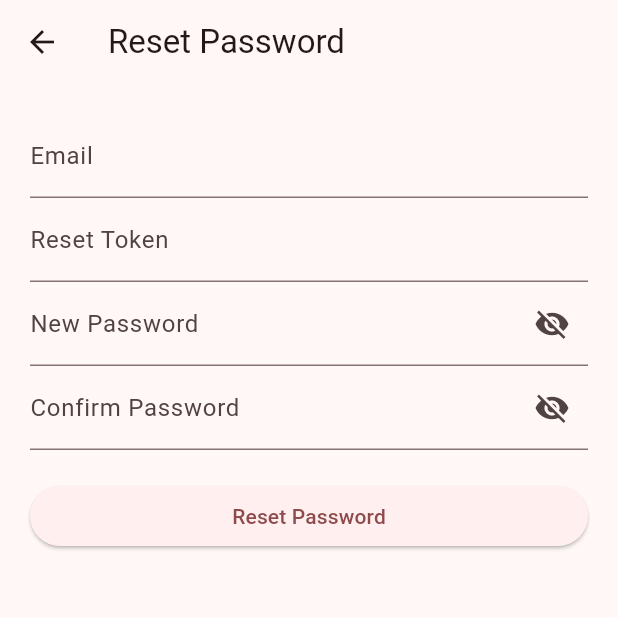
After one commit to PaulaF34/LouisButcheryMobile, a Flutter app: the ResetPassword screen opened directly, after a tap on "Reset Password", on a phone screen of 412 x 824 dp, the top half of it. The commit adds this screen. Run offline on Flutter 3.47's test engine with Material 3 defaults, Android fonts, the phone set to English and light mode, and no system bars; our stand-ins replace dio, get, pretty_dio_logger, shared_preferences; accounts and stored records are empty; network calls fail.

Commit message:
Forgot Password Feature Added

```diff
--- /dev/null
+++ b/lib/Bindings/ForgotPasswordBinding.dart
@@ -0,0 +1,10 @@
+import 'package:get/get.dart';
+import '../Controllers/ForgotPasswordController.dart';
+
+
+class ForgotPasswordBinding extends Bindings {
+  @override
+  void dependencies() {
+    Get.lazyPut<ForgotPasswordController>(() => ForgotPasswordController());
+  }
+}
--- /dev/null
+++ b/lib/Bindings/ResetPasswordBinding.dart
@@ -0,0 +1,9 @@
+import 'package:get/get.dart';
+import '../Controllers/ResetPasswordController.dart';
+
+class ResetPasswordBinding extends Bindings {
+  @override
+  void dependencies() {
+    Get.lazyPut<ResetPasswordController>(() => ResetPasswordController());
+  }
+}
--- /dev/null
+++ b/lib/Controllers/ForgotPasswordController.dart
@@ -0,0 +1,44 @@
+import 'dart:convert';
+import 'package:flutter/material.dart';
+import 'package:get/get.dart';
+import 'package:http/http.dart' as http;
+
+class ForgotPasswordController extends GetxController {
+  final emailController = TextEditingController();
+  final isLoading = false.obs;
+
+  Future<void> sendResetLink() async {
+    final email = emailController.text.trim();
+    if (email.isEmpty) {
+      Get.snackbar('Error', 'Please enter your email');
+      return;
+    }
+
+    isLoading.value = true;
+
+    final url = Uri.parse('http://192.168.1.24:8000/api/forgot-password'); // Update IP as needed
+    final response = await http.post(
+      url,
+      headers: {'Content-Type': 'application/json'},
+      body: jsonEncode({'email': email}),
+    );
+
+    isLoading.value = false;
+
+    if (response.statusCode == 200) {
+      Get.snackbar('Success', 'Reset link sent to your email');
+
+      // ✅ Navigate to Reset Password page
+      Get.toNamed('/reset-password');
+    } else {
+      final body = jsonDecode(response.body);
+      Get.snackbar('Error', body['message'] ?? 'Something went wrong');
+    }
+  }
+
+  @override
+  void onClose() {
+    emailController.dispose();
+    super.onClose();
+  }
+}
--- /dev/null
+++ b/lib/Controllers/ResetPasswordController.dart
@@ -0,0 +1,36 @@
+import 'dart:convert';
+import 'package:flutter/material.dart';
+import 'package:get/get.dart';
+import 'package:http/http.dart' as http;
+import '../Routes/AppRoute.dart'; // Make sure this is imported
+
+class ResetPasswordController extends GetxController {
+  final emailController = TextEditingController();
+  final tokenController = TextEditingController();
+  final passwordController = TextEditingController();
+  final confirmPasswordController = TextEditingController();
+
+  RxBool hidePassword = true.obs;
+  RxBool hideConfirmPassword = true.obs;
+
+  Future<void> resetPassword() async {
+    final url = Uri.parse('http://192.168.1.24:8000/api/reset-password');
+
+    final response = await http.post(url, body: {
+      'email': emailController.text.trim(),
+      'token': tokenController.text.trim(),
+      'password': passwordController.text,
+      'password_confirmation': confirmPasswordController.text,
+    });
+
+    final body = json.decode(response.body);
+
+    if (response.statusCode == 200) {
+      Get.snackbar('Success', 'Password reset successful');
+      await Future.delayed(Duration(seconds: 1)); // Wait a bit before navigating
+      Get.offAllNamed(AppRoute.login); // Navigate to login screen
+    } else {
+      Get.snackbar('Error', body['message'] ?? 'Reset failed');
+    }
+  }
+}
--- a/lib/Core/Network/DioClient.dart
+++ b/lib/Core/Network/DioClient.dart
@@ -5,7 +5,7 @@ class DioClient {
   Dio getInstance() {
     Dio dio = Dio(
       BaseOptions(
-        baseUrl: 'http://192.168.1.22:8000/api/auth',
+        baseUrl: 'http://192.168.1.24:8000/api/auth',
         connectTimeout: Duration(seconds: 50),
         receiveTimeout: Duration(seconds: 50),
         contentType: Headers.jsonContentType,
--- a/lib/Routes/AppPage.dart
+++ b/lib/Routes/AppPage.dart
@@ -4,10 +4,14 @@ import 'package:louisbutcheryapp/Routes/AppRoute.dart';
 import 'package:louisbutcheryapp/Views/Registration.dart';
 import 'package:louisbutcheryapp/Bindings/LoginBinding.dart';
 import 'package:louisbutcheryapp/Views/Login.dart';
+import 'package:louisbutcheryapp/Views/ResetPassword.dart';
 import 'package:louisbutcheryapp/Views/Welcome.dart';
 import 'package:louisbutcheryapp/Views/Home.dart';
 import 'package:louisbutcheryapp/Bindings/HomeBinding.dart';
+import '../Bindings/ForgotPasswordBinding.dart';
+import '../Bindings/ResetPasswordBinding.dart';
 import '../Bindings/WelcomeBinding.dart';
+import 'package:louisbutcheryapp/Views/ForgotPassword.dart';
 
 class AppPage {
   static final List<GetPage> pages = [
@@ -15,5 +19,8 @@ class AppPage {
     GetPage(name: AppRoute.login, page: () => Login(), binding: LoginBinding()),
     GetPage(name: AppRoute.welcome, page: () => Welcome(), binding: WelcomeBinding()),
     GetPage(name: AppRoute.home, page: () => Home(), binding: HomeBinding()),
+    GetPage(name: AppRoute.forgotPassword, page: () => ForgotPassword(), binding: ForgotPasswordBinding()),
+    GetPage(name: '/reset-password', page: () =>  ResetPassword(), binding: ResetPasswordBinding(),
+    ),
   ];
 }
--- a/lib/Routes/AppRoute.dart
+++ b/lib/Routes/AppRoute.dart
@@ -3,5 +3,7 @@ class AppRoute{
   static const String register = '/register';
   static const String login = '/login';
   static const String home = '/home';
+  static const forgotPassword = '/forgot-password';
+  static const String resetPassword = '/reset-password';
 
 }
--- /dev/null
+++ b/lib/Views/ResetPassword.dart
@@ -0,0 +1,60 @@
+import 'package:flutter/material.dart';
+import 'package:get/get.dart';
+import '../Controllers/ResetPasswordController.dart';
+
+class ResetPassword extends StatelessWidget {
+  final ResetPasswordController controller = Get.put(ResetPasswordController());
+
+  @override
+  Widget build(BuildContext context) {
+    return Scaffold(
+      appBar: AppBar(title: Text("Reset Password")),
+      body: Padding(
+        padding: const EdgeInsets.all(20),
+        child: ListView(
+          children: [
+            TextField(
+              controller: controller.emailController,
+              decoration: InputDecoration(labelText: "Email"),
+            ),
+            TextField(
+              controller: controller.tokenController,
+              decoration: InputDecoration(labelText: "Reset Token"),
+            ),
+            Obx(() => TextField(
+              controller: controller.passwordController,
+              obscureText: controller.hidePassword.value,
+              decoration: InputDecoration(
+                labelText: "New Password",
+                suffixIcon: IconButton(
+                  icon: Icon(controller.hidePassword.value
+                      ? Icons.visibility_off
+                      : Icons.visibility),
+                  onPressed: () => controller.hidePassword.toggle(),
+                ),
+              ),
+            )),
+            Obx(() => TextField(
+              controller: controller.confirmPasswordController,
+              obscureText: controller.hideConfirmPassword.value,
+              decoration: InputDecoration(
+                labelText: "Confirm Password",
+                suffixIcon: IconButton(
+                  icon: Icon(controller.hideConfirmPassword.value
+                      ? Icons.visibility_off
+                      : Icons.visibility),
+                  onPressed: () => controller.hideConfirmPassword.toggle(),
+                ),
+              ),
+            )),
+            SizedBox(height: 20),
+            ElevatedButton(
+              onPressed: controller.resetPassword,
+              child: Text("Reset Password"),
+            ),
+          ],
+        ),
+      ),
+    );
+  }
+}
```
Also changed, not shown: lib/Views/ForgotPassword.dart (added, +31 -0 lines), lib/Views/Login.dart (+28 -5 lines), 4 other files.
